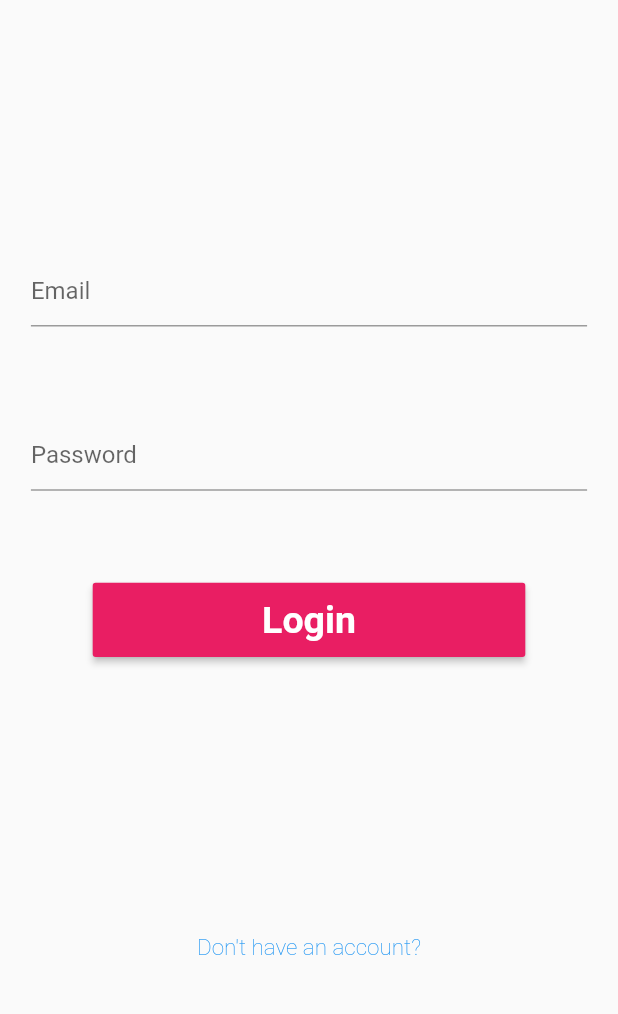
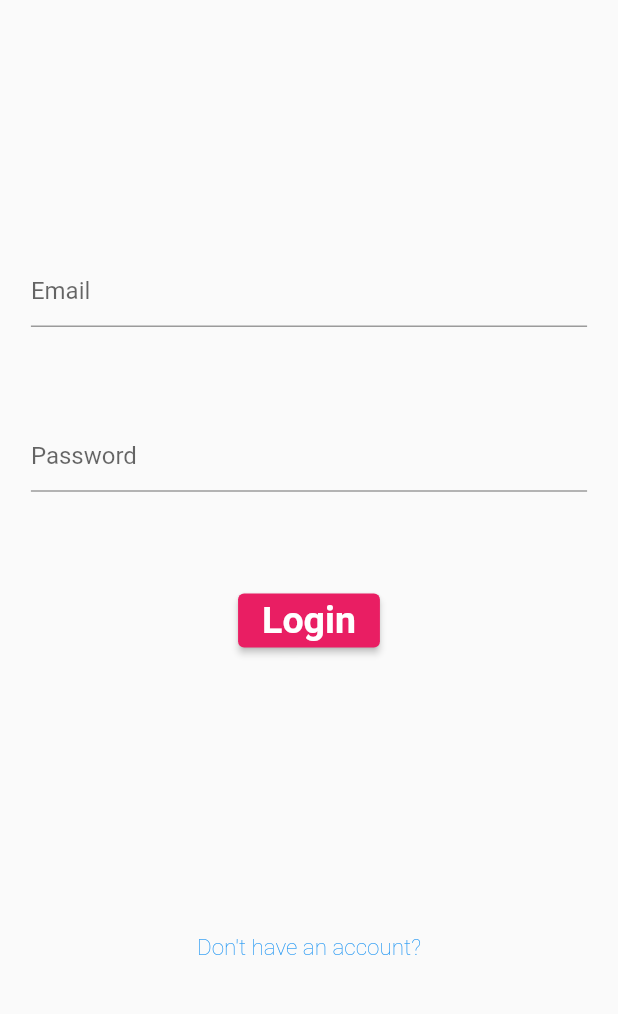
Before and after one commit to nograve/photogram, a Flutter app: the screen it shows after launch, on a phone screen of 412 x 824 dp, the part 148-1162 px from its top. Run offline on Flutter 3.47's test engine with Material 2 defaults, Android fonts, the phone set to English and light mode, and no system bars; our stand-ins replace cloud_firestore, file_picker, firebase_auth, firebase_core, firebase_storage, get_it; accounts and stored records are empty.

Commit message:
implementing log in

```diff
--- a/lib/pages/login_page.dart
+++ b/lib/pages/login_page.dart
@@ -9,12 +9,11 @@ class LoginPage extends StatelessWidget {
 
   @override
   Widget build(BuildContext context) {
-    // final deviceHeight = MediaQuery.of(context).size.height;
-    final deviceWidth = MediaQuery.of(context).size.width;
     return Scaffold(
       body: SafeArea(
         child: Container(
-          padding: EdgeInsets.symmetric(horizontal: deviceWidth * 0.05),
+          padding: EdgeInsets.symmetric(
+              horizontal: MediaQuery.of(context).size.width * 0.05),
           child: Center(
             child: Column(
               mainAxisAlignment: MainAxisAlignment.spaceAround,
--- a/lib/photogram_app.dart
+++ b/lib/photogram_app.dart
@@ -15,7 +15,7 @@ class PhotogramApp extends StatelessWidget {
         primarySwatch: Colors.pink,
       ),
       routes: {
-        'register': (context) => RegisterPage(),
+        'register': (context) => const RegisterPage(),
         'login': (context) => const LoginPage(),
         'home': (context) => const HomePage(),
       },
--- a/lib/widgets/email_text_field.dart
+++ /dev/null
@@ -1,26 +0,0 @@
-import 'package:flutter/material.dart';
-
-class EmailTextField extends StatelessWidget {
-  final void Function(String)? emailOnSubmitted;
-
-  const EmailTextField({
-    required this.emailOnSubmitted,
-    super.key,
-  });
-
-  @override
-  Widget build(BuildContext context) {
-    return TextFormField(
-      decoration: const InputDecoration(hintText: 'Email'),
-      onFieldSubmitted: emailOnSubmitted,
-      validator: (value) {
-        if (value != null &&
-            value.contains(RegExp(
-                r"^[a-zA-Z0-9.!#$%&'*+/=?^_`{|}~-]+@[a-zA-Z0-9](?:[a-zA-Z0-9-]{0,61}[a-zA-Z0-9])?(?:\.[a-zA-Z0-9](?:[a-zA-Z0-9-]{0,61}[a-zA-Z0-9])?)*$"))) {
-          return null;
-        }
-        return 'Please enter a valid email';
-      },
-    );
-  }
-}
--- a/lib/widgets/login_button.dart
+++ /dev/null
@@ -1,46 +0,0 @@
-import 'package:flutter/material.dart';
-import 'package:get_it/get_it.dart';
-
-import 'package:photogram/services/firebase_service.dart';
-
-class LoginButton extends StatelessWidget {
-  final FirebaseService firebaseService = GetIt.instance.get<FirebaseService>();
-  final GlobalKey<FormState> loginFormKey;
-  final String? email;
-  final String? password;
-
-  void loginUser() {}
-
-  LoginButton({
-    required this.loginFormKey,
-    required this.email,
-    required this.password,
-    super.key,
-  });
-
-  @override
-  Widget build(BuildContext context) {
-    return MaterialButton(
-      minWidth: MediaQuery.of(context).size.width * 0.7,
-      height: MediaQuery.of(context).size.height * 0.06,
-      color: Colors.pink,
-      child: const Text(
-        'Login',
-        style: TextStyle(
-          color: Colors.white,
-          fontSize: 25,
-          fontWeight: FontWeight.w600,
-        ),
-      ),
-      onPressed: () async {
-        if (loginFormKey.currentState!.validate()) {
-          bool result = await firebaseService.loginUser(
-            email: email!,
-            password: password!,
-          );
-          if (result) Navigator.popAndPushNamed(context, 'home');
-        }
-      },
-    );
-  }
-}
--- a/lib/widgets/login_form.dart
+++ b/lib/widgets/login_form.dart
@@ -1,8 +1,7 @@
 import 'package:flutter/material.dart';
+import 'package:get_it/get_it.dart';
 
-import 'package:photogram/widgets/email_text_field.dart';
-import 'package:photogram/widgets/login_button.dart';
-import 'package:photogram/widgets/password_text_field.dart';
+import 'package:photogram/services/firebase_service.dart';
 
 class LoginForm extends StatefulWidget {
   const LoginForm({super.key});
@@ -12,6 +11,8 @@ class LoginForm extends StatefulWidget {
 }
 
 class _LoginFormState extends State<LoginForm> {
+  final FirebaseService _firebaseService =
+      GetIt.instance.get<FirebaseService>();
   final GlobalKey<FormState> _loginFormKey = GlobalKey<FormState>();
   String? _email;
   String? _password;
@@ -27,20 +28,56 @@ class _LoginFormState extends State<LoginForm> {
           mainAxisSize: MainAxisSize.max,
           crossAxisAlignment: CrossAxisAlignment.center,
           children: [
-            EmailTextField(emailOnSubmitted: (value) {
-              setState(() {
-                _email = value;
-              });
-            }),
-            PasswordTextField(passwordOnSubmitted: (value) {
-              setState(() {
-                _password = value;
-              });
-            }),
-            LoginButton(
-              loginFormKey: _loginFormKey,
-              email: _email,
-              password: _password,
+            TextFormField(
+              decoration: const InputDecoration(hintText: 'Email'),
+              onSaved: (newValue) {
+                setState(() {
+                  _email = newValue;
+                });
+              },
+              validator: (value) {
+                if (value != null &&
+                    value.contains(RegExp(
+                        r"^[a-zA-Z0-9.!#$%&'*+/=?^_`{|}~-]+@[a-zA-Z0-9](?:[a-zA-Z0-9-]{0,61}[a-zA-Z0-9])?(?:\.[a-zA-Z0-9](?:[a-zA-Z0-9-]{0,61}[a-zA-Z0-9])?)*$"))) {
+                  return null;
+                }
+                return 'Please enter a valid email';
+              },
+            ),
+            TextFormField(
+              obscureText: true,
+              decoration: const InputDecoration(hintText: 'Password'),
+              onSaved: (newValue) {
+                setState(() {
+                  _password = newValue;
+                });
+              },
+              validator: (value) {
+                if (value != null && value.length > 6) {
+                  return null;
+                }
+                return 'Please enter a password greater than 6 characters';
+              },
+            ),
+            ElevatedButton(
+              child: const Text(
+                'Login',
+                style: TextStyle(
+                  color: Colors.white,
+                  fontSize: 25,
+                  fontWeight: FontWeight.w600,
+                ),
+              ),
+              onPressed: () async {
+                if (_loginFormKey.currentState!.validate()) {
+                  _loginFormKey.currentState!.save();
+                  bool result = await _firebaseService.loginUser(
+                    email: _email!,
+                    password: _password!,
+                  );
+                  if (result) Navigator.popAndPushNamed(context, 'home');
+                }
+              },
             ),
           ],
         ),
--- a/lib/widgets/password_text_field.dart
+++ /dev/null
@@ -1,25 +0,0 @@
-import 'package:flutter/material.dart';
-
-class PasswordTextField extends StatelessWidget {
-  final void Function(String)? passwordOnSubmitted;
-
-  const PasswordTextField({
-    required this.passwordOnSubmitted,
-    super.key,
-  });
-
-  @override
-  Widget build(BuildContext context) {
-    return TextFormField(
-      obscureText: true,
-      decoration: const InputDecoration(hintText: 'Password'),
-      onChanged: passwordOnSubmitted,
-      validator: (value) {
-        if (value != null && value.length > 6) {
-          return null;
-        }
-        return 'Please enter a password greater than 6 characters';
-      },
-    );
-  }
-}
```
Also changed, not shown: lib/pages/register_page.dart (+2 -6 lines), lib/widgets/registration_form.dart (+2 -9 lines).
